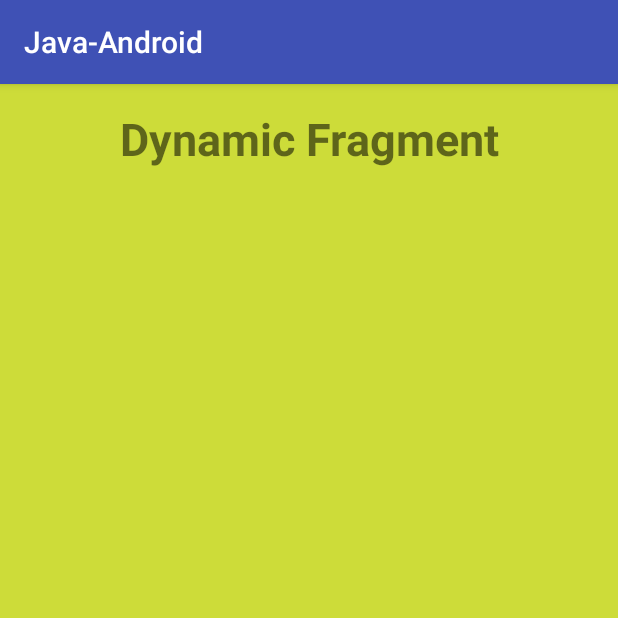
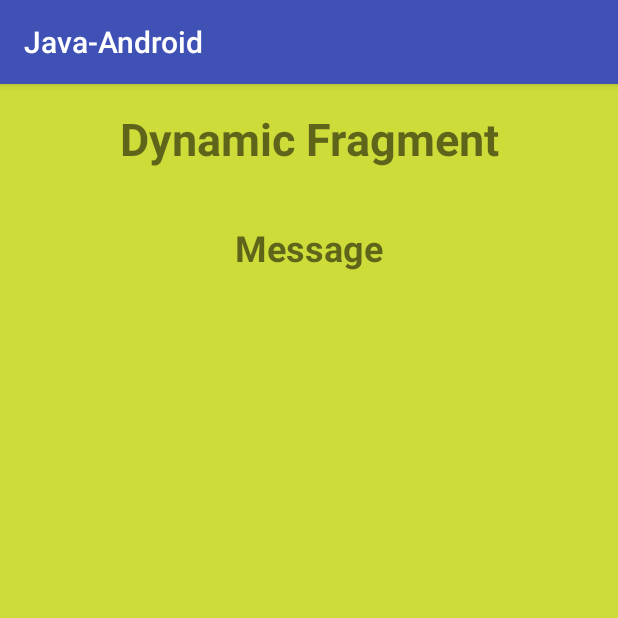
Before and after one commit to Davoleo/Java-Android, an Android app: the Article screen opened directly, with no data from a screen before it, after a tap on "OPEN DYNAMIC FRAGMENT", on a phone screen of 412 x 824 dp, the top half of it. Run offline under Robolectric (Android 15) with nearby library versions, the phone set to English and light mode, and no system bars.

Commit message:
Passing info to the other fragments

```diff
--- a/app/src/main/java/net/davoleo/java_android/fragment/Article.java
+++ b/app/src/main/java/net/davoleo/java_android/fragment/Article.java
@@ -79,6 +79,12 @@ public class Article extends Fragment {
 
     }
 
+    @Override
+    public void onResume() {
+        super.onResume();
+        editText.setText("");
+    }
+
     public interface OnMessageReadListener {
 
         void onMessageRead(String message);
--- a/app/src/main/java/net/davoleo/java_android/fragment/DynamicFragment.java
+++ b/app/src/main/java/net/davoleo/java_android/fragment/DynamicFragment.java
@@ -5,9 +5,12 @@ import android.support.v4.app.Fragment;
 import android.view.LayoutInflater;
 import android.view.View;
 import android.view.ViewGroup;
+import android.widget.TextView;
 import net.davoleo.java_android.R;
 
 public class DynamicFragment extends Fragment {
+
+    private TextView messageView;
 
     public DynamicFragment() {
         // Required empty public constructor
@@ -17,6 +20,16 @@ public class DynamicFragment extends Fragment {
     public View onCreateView(LayoutInflater inflater, ViewGroup container,
                              Bundle savedInstanceState) {
         // Inflate the layout for this fragment
-        return inflater.inflate(R.layout.fragment_dynamic, container, false);
+        View view = inflater.inflate(R.layout.fragment_dynamic, container, false);
+
+        if (getArguments() != null) {
+
+            messageView = view.findViewById(R.id.fragmentDisplay);
+            Bundle bundle = getArguments();
+            String message = bundle.getString("message");
+            messageView.setText(message);
+        }
+
+        return view;
     }
 }
--- a/app/src/main/res/layout/fragment_dynamic.xml
+++ b/app/src/main/res/layout/fragment_dynamic.xml
@@ -8,6 +8,15 @@
                                              android:background="@color/secondFragmentColor" >
 
 
+    <TextView
+            android:text="Message"
+            android:layout_width="wrap_content"
+            android:layout_height="wrap_content"
+            android:id="@+id/fragmentDisplay" app:layout_constraintStart_toStartOf="parent"
+            android:layout_marginStart="176dp" app:layout_constraintEnd_toEndOf="parent"
+            android:layout_marginEnd="176dp" android:layout_marginTop="36dp"
+            app:layout_constraintTop_toBottomOf="@+id/textView5"
+            android:textStyle="bold" android:textAlignment="center" android:textSize="24dp"/>
     <TextView
             android:layout_width="wrap_content"
             android:layout_height="wrap_content"
```
Also changed, not shown: app/src/main/java/net/davoleo/java_android/fragment/FragmentActivityExample.java (+10 -0 lines).
